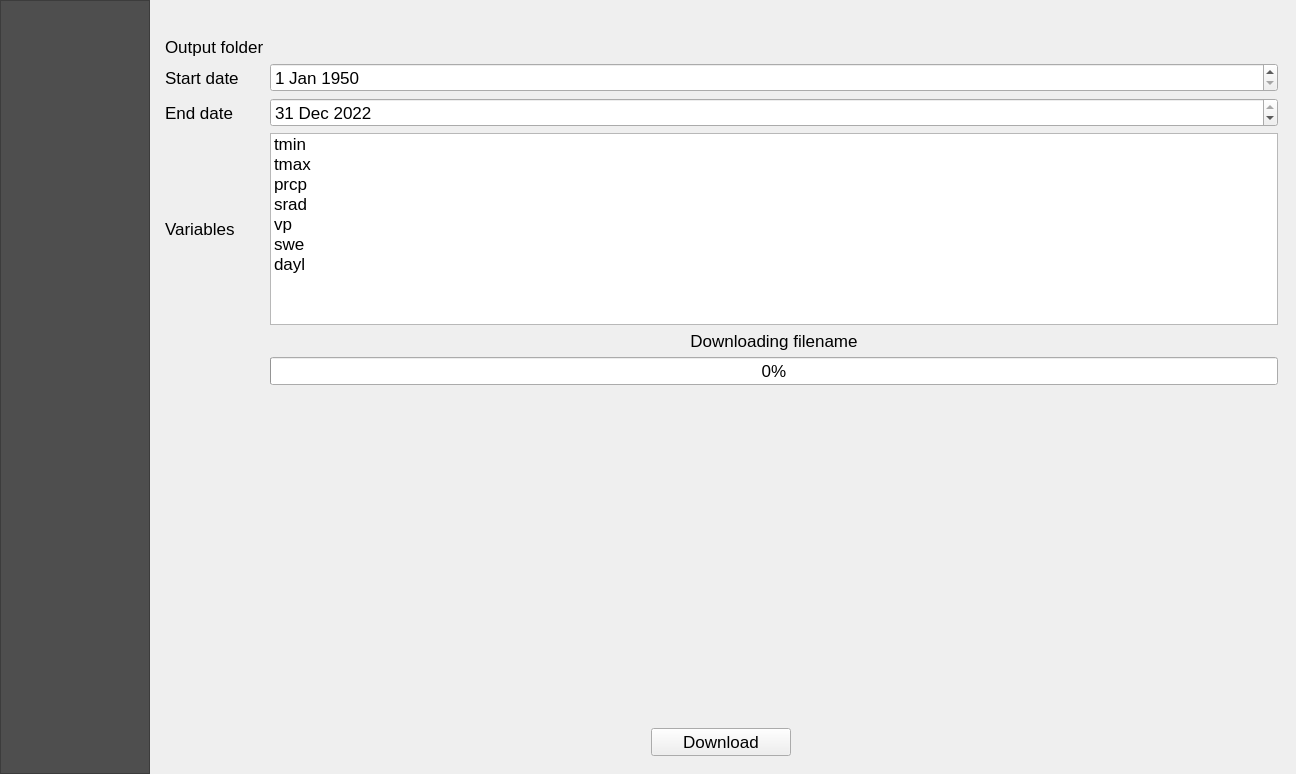
Old version of the form qraven/qraven_dialog_base.ui in the repository Scriptbash/QRaven.
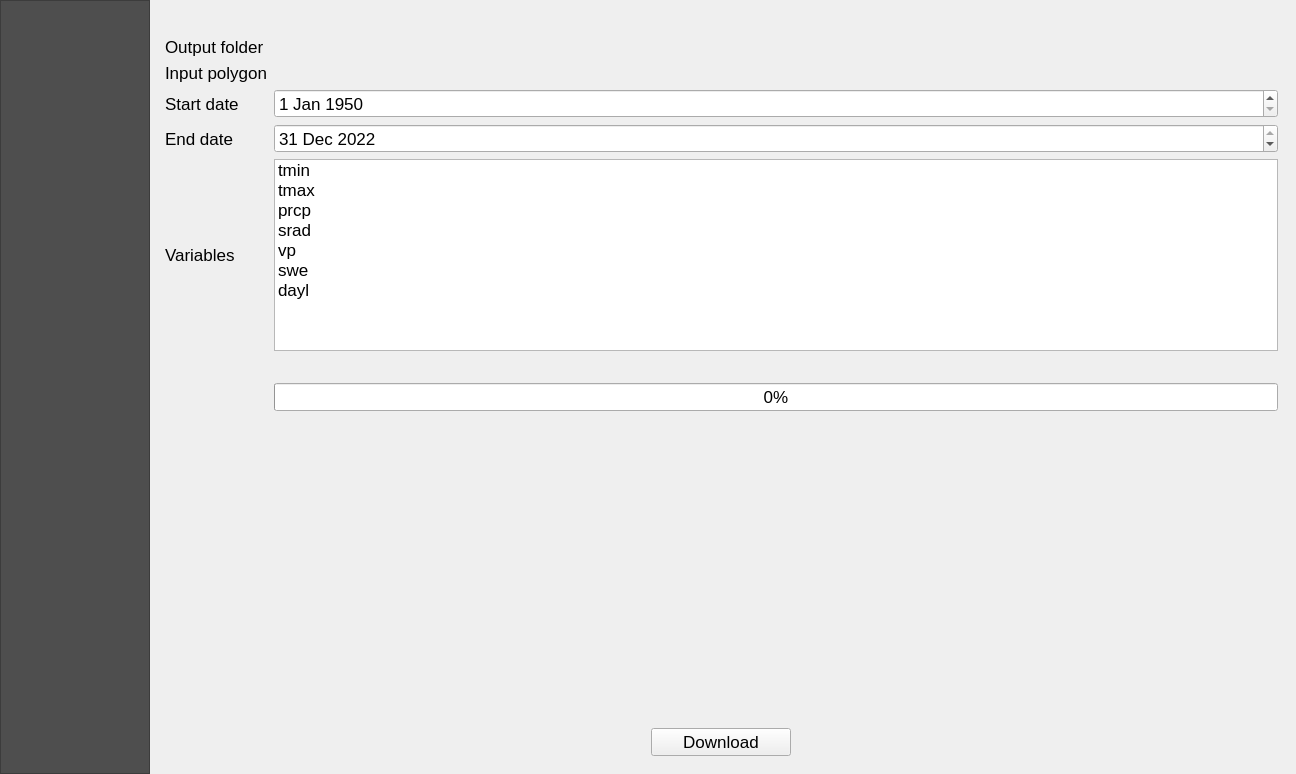
New version of the form. Icons and pictures are not drawn. Custom widgets are drawn as their Qt base class.

Commit message: Finish Daymet module

```diff
--- a/qraven/qraven_dialog_base.ui
+++ b/qraven/qraven_dialog_base.ui
@@ -2883,7 +2883,7 @@
             </property>
            </widget>
           </item>
-          <item row="4" column="1">
+          <item row="5" column="1">
            <widget class="QListWidget" name="list_daymet_variables">
             <property name="sizePolicy">
              <sizepolicy hsizetype="Expanding" vsizetype="Maximum">
@@ -2931,7 +2931,7 @@
             </item>
            </widget>
           </item>
-          <item row="8" column="1">
+          <item row="9" column="1">
            <spacer name="verticalSpacer_13">
             <property name="orientation">
              <enum>Qt::Vertical</enum>
@@ -2944,21 +2944,21 @@
             </property>
            </spacer>
           </item>
-          <item row="4" column="0">
+          <item row="5" column="0">
            <widget class="QLabel" name="label_121">
             <property name="text">
              <string>Variables</string>
             </property>
            </widget>
           </item>
-          <item row="3" column="0">
+          <item row="4" column="0">
            <widget class="QLabel" name="label_120">
             <property name="text">
              <string>End date</string>
             </property>
            </widget>
           </item>
-          <item row="2" column="1">
+          <item row="3" column="1">
            <widget class="QDateEdit" name="date_daymet_start_date">
             <property name="dateTime">
              <datetime>
@@ -2982,7 +2982,7 @@
             </property>
            </widget>
           </item>
-          <item row="3" column="1">
+          <item row="4" column="1">
            <widget class="QDateEdit" name="date_daymet_end_date">
             <property name="dateTime">
              <datetime>
@@ -3003,24 +3003,24 @@
             </property>
            </widget>
           </item>
-          <item row="5" column="1">
+          <item row="6" column="1">
            <widget class="QLabel" name="lbl_daymet_download">
             <property name="text">
-             <string>Downloading filename</string>
+             <string/>
             </property>
             <property name="alignment">
              <set>Qt::AlignCenter</set>
             </property>
            </widget>
           </item>
-          <item row="2" column="0">
+          <item row="3" column="0">
            <widget class="QLabel" name="label_116">
             <property name="text">
              <string>Start date</string>
             </property>
            </widget>
           </item>
-          <item row="9" column="0" colspan="2">
+          <item row="10" column="0" colspan="2">
            <widget class="QWidget" name="widget_15" native="true">
             <layout class="QGridLayout" name="gridLayout_46">
              <item row="0" column="0">
@@ -3058,7 +3058,7 @@
             </property>
            </widget>
           </item>
-          <item row="6" column="1">
+          <item row="7" column="1">
            <widget class="QProgressBar" name="progress_daymet">
             <property name="value">
              <number>0</number>
@@ -3085,6 +3085,20 @@
             </property>
            </widget>
           </item>
+          <item row="2" column="1">
+           <widget class="QgsFileWidget" name="file_daymet_polygon">
+            <property name="filter">
+             <string>*shp</string>
+            </property>
+           </widget>
+          </item>
+          <item row="2" column="0">
+           <widget class="QLabel" name="label_63">
+            <property name="text">
+             <string>Input polygon</string>
+            </property>
+           </widget>
+          </item>
          </layout>
         </widget>
         <widget class="QWidget" name="streamflow">
```
The commit also changes 1 other file.
